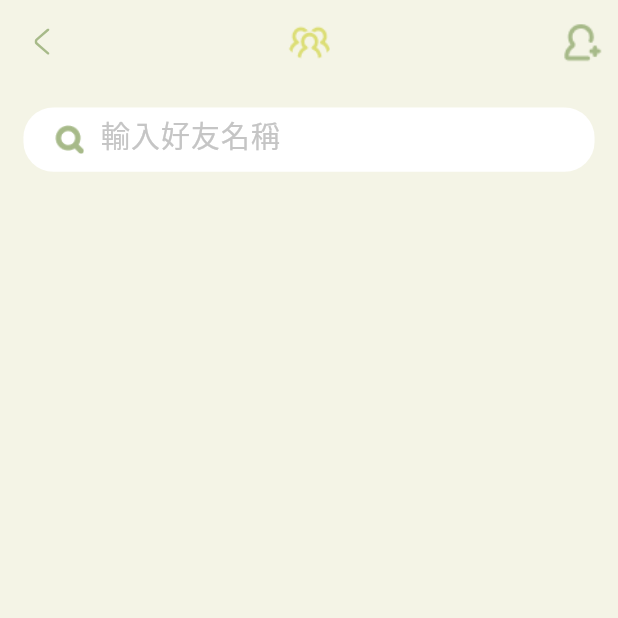
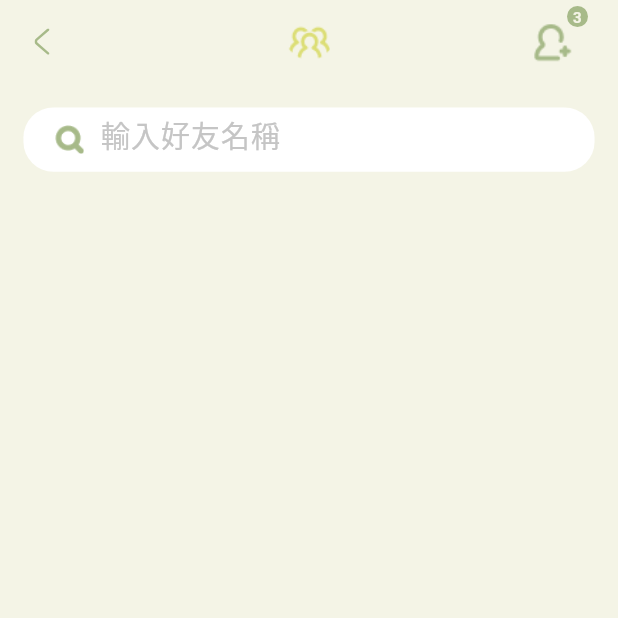
Before and after one commit to zn6202/smiley, a Flutter app: the Friendscreen screen opened by its route, on a phone screen of 412 x 824 dp, the top half of it. Run offline on Flutter 3.47's test engine with Material 3 defaults, Android fonts, the phone set to English and light mode, and no system bars; our stand-ins replace cached_network_image, calendar_date_picker2, connectivity_plus, firebase_auth, firebase_core, fl_chart and 8 more; missing offline and left inert: dart:ffi; accounts and stored records are empty; network calls fail; project files that could hold a hidden picture were left out.

Commit message:
顯示未處理好友邀請數量

```diff
--- a/lib/presentation/friend_screen/friendScreen.dart
+++ b/lib/presentation/friend_screen/friendScreen.dart
@@ -158,14 +158,44 @@ class _FriendscreenState extends State<Friendscreen> {
         ),
         centerTitle: true, // 將圖片設置為居中
         actions: [
+          Padding(
+            padding: const EdgeInsets.only(right: 20.0), // 向左移動
+            child: Stack(
+              children: [
                 IconButton(
                   icon: Image.asset(
                     'assets/images/addFriend.png', // addFriend圖標圖片
-              height: 30.v, // 您可以根據需要調整圖片的高度
+                    height: 30.v,
                   ),
                   onPressed: () {
                     Navigator.pushNamed(context, AppRoutes.addFriend);
                   },
+                ),
+                Positioned(
+                  right: 0,
+                  top: 0,
+                  child: Container(
+                    width: 14,
+                    height: 14,
+                    decoration: BoxDecoration(
+                      color: Color(0xFFA7BA89),
+                      shape: BoxShape.circle,
+                    ),
+                    child: Center(
+                      child: Text(
+                        '3', // 後端回傳未處理的好友邀請數量
+                        style: TextStyle(
+                          color: Color(0xFFF4F4E6),
+                          fontSize: 10,
+                          fontWeight: FontWeight.w600,
+                        ),
+                        textAlign: TextAlign.center,
+                      ),
+                    ),
+                  ),
+                ),
+              ],
+            ),
           ),
         ],
       ),
@@ -316,6 +346,6 @@ class _FriendscreenState extends State<Friendscreen> {
 }
 
 /*
-前端:
-- 加好友 icon 要顯示有幾個未被處理的好友邀請
+後端:
+- 加好友 icon 要顯示有幾個未被處理的好友邀請 186
  */
```
Lines whose indentation alone changed are shown as unchanged.
